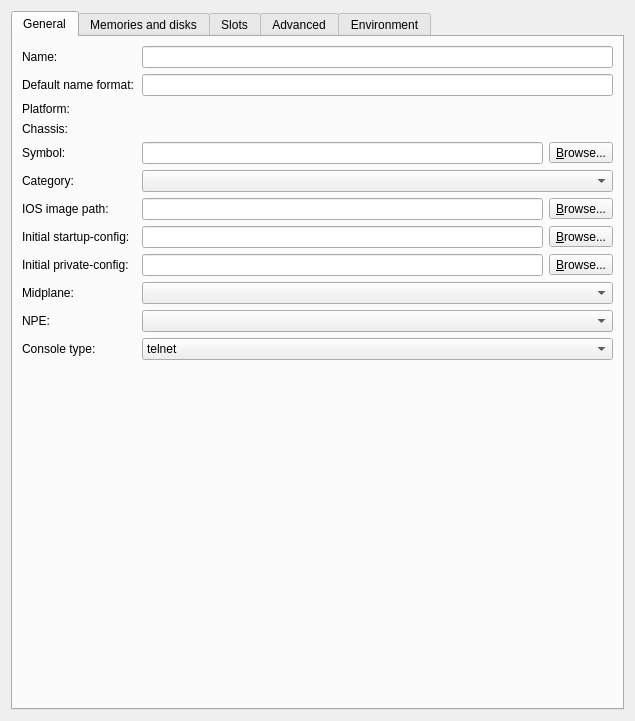
This is gns3/modules/dynamips/ui/ios_router_configuration_page.ui in GNS3/gns3-gui as Qt 5 draws it before an edit. The edited form follows.
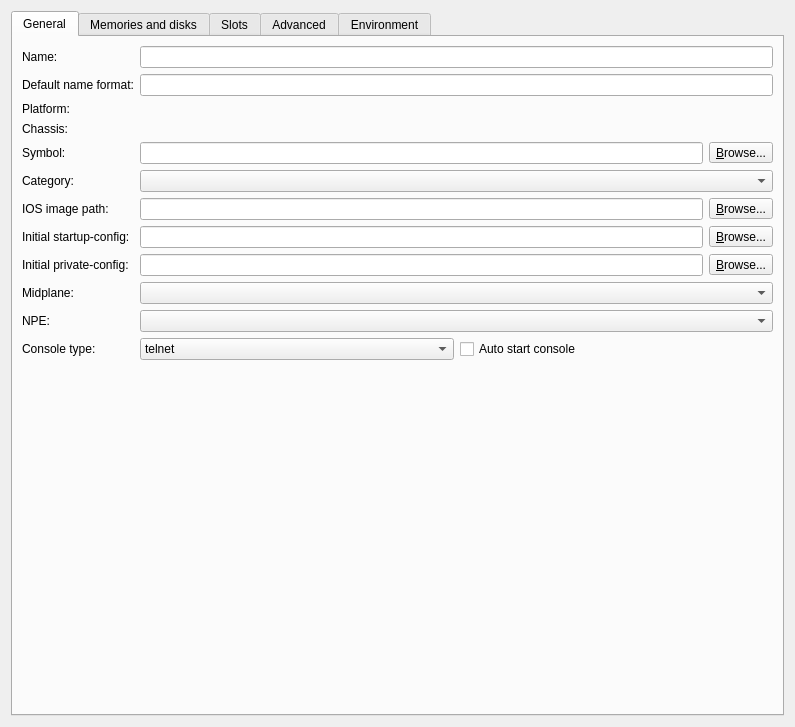
This is the edited form.

Commit message: Support for console auto start. Fixes #1910

Patch:
```diff
--- a/gns3/modules/dynamips/ui/ios_router_configuration_page.ui
+++ b/gns3/modules/dynamips/ui/ios_router_configuration_page.ui
@@ -6,8 +6,8 @@
    <rect>
     <x>0</x>
     <y>0</y>
-    <width>635</width>
-    <height>721</height>
+    <width>795</width>
+    <height>727</height>
    </rect>
   </property>
   <property name="windowTitle">
@@ -106,7 +106,7 @@
        <item row="5" column="2">
         <widget class="QComboBox" name="uiCategoryComboBox"/>
        </item>
-       <item row="6" column="0">
+       <item row="6" column="0" colspan="2">
         <widget class="QLabel" name="uiIOSImageLabel">
          <property name="text">
           <string>IOS image path:</string>
@@ -130,7 +130,7 @@
          </item>
         </layout>
        </item>
-       <item row="7" column="0">
+       <item row="7" column="0" colspan="2">
         <widget class="QLabel" name="uiStartupConfigLabel">
          <property name="text">
           <string>Initial startup-config:</string>
@@ -154,7 +154,7 @@
          </item>
         </layout>
        </item>
-       <item row="8" column="0">
+       <item row="8" column="0" colspan="2">
         <widget class="QLabel" name="uiPrivateConfigLabel">
          <property name="text">
           <string>Initial private-config:</string>
@@ -218,13 +218,38 @@
          </property>
         </widget>
        </item>
-       <item row="11" column="0">
+       <item row="11" column="0" colspan="2">
         <widget class="QLabel" name="uiConsoleTypeLabel">
          <property name="text">
           <string>Console type:</string>
          </property>
         </widget>
        </item>
+       <item row="11" column="2">
+        <layout class="QHBoxLayout" name="horizontalLayout">
+         <item>
+          <widget class="QComboBox" name="uiConsoleTypeComboBox">
+           <item>
+            <property name="text">
+             <string>telnet</string>
+            </property>
+           </item>
+           <item>
+            <property name="text">
+             <string>none</string>
+            </property>
+           </item>
+          </widget>
+         </item>
+         <item>
+          <widget class="QCheckBox" name="uiConsoleAutoStartCheckBox">
+           <property name="text">
+            <string>Auto start console</string>
+           </property>
+          </widget>
+         </item>
+        </layout>
+       </item>
        <item row="12" column="1" colspan="2">
         <spacer>
          <property name="orientation">
@@ -238,20 +263,6 @@
          </property>
         </spacer>
        </item>
-       <item row="11" column="2">
-        <widget class="QComboBox" name="uiConsoleTypeComboBox">
-         <item>
-          <property name="text">
-           <string>telnet</string>
-          </property>
-         </item>
-         <item>
-          <property name="text">
-           <string>none</string>
-          </property>
-         </item>
-        </widget>
-       </item>
       </layout>
      </widget>
      <widget class="QWidget" name="uiMemoriesPageWidget">
```
The commit also changes 42 other files.
